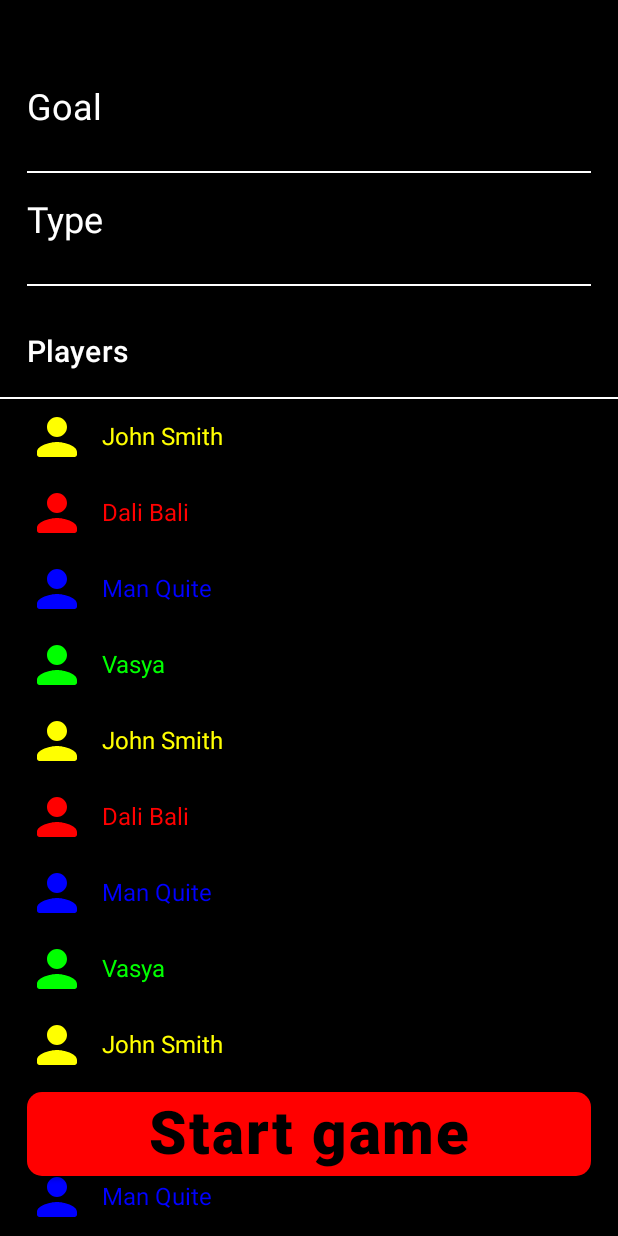
After one commit to Edmko/UNO-counter, an Android app built with Jetpack Compose: the composable GameSettingScreen shown on its own in the app's theme, on a phone screen of 412 x 824 dp. The commit adds this screen. Run offline under Robolectric (Android 15) with nearby library versions, the phone set to English and light mode, and no system bars; our stand-ins replace Dagger/Hilt's generated code; 4 statements that could not run were skipped.

Commit message:
added splash and setting screens

```diff
--- /dev/null
+++ b/app/src/main/java/ua/edmko/unocounter/ui/GameSettingScreen.kt
@@ -0,0 +1,137 @@
+package ua.edmko.unocounter.ui
+
+import androidx.compose.foundation.layout.*
+import androidx.compose.foundation.lazy.LazyColumn
+import androidx.compose.foundation.lazy.itemsIndexed
+import androidx.compose.foundation.shape.RoundedCornerShape
+import androidx.compose.material.*
+import androidx.compose.material.ButtonDefaults.buttonColors
+import androidx.compose.material.icons.Icons
+import androidx.compose.material.icons.rounded.Person
+import androidx.compose.runtime.*
+import androidx.compose.ui.Alignment
+import androidx.compose.ui.Modifier
+import androidx.compose.ui.graphics.Color
+import androidx.compose.ui.res.stringResource
+import androidx.compose.ui.text.font.FontWeight
+import androidx.compose.ui.text.style.TextAlign
+import androidx.compose.ui.tooling.preview.Preview
+import androidx.compose.ui.unit.dp
+import androidx.compose.ui.unit.sp
+import ua.edmko.unocounter.R
+import ua.edmko.unocounter.ui.theme.UNOcounterTheme
+import ua.edmko.unocounter.ui.theme.baseDimension
+
+@Composable
+fun GameSettingScreen(viewModel: GameSettingViewModel) {
+    UNOcounterTheme() {
+        Box(Modifier.fillMaxSize()) {
+            Column(
+                Modifier
+                    .padding(0.dp, 40.dp, 0.dp, 0.dp)
+                    .fillMaxSize(),
+            ) {
+                TextFieldWithDivider(stringResource(R.string.goal))
+                TextFieldWithDivider(stringResource(R.string.type))
+                Text(
+                    style = MaterialTheme.typography.h6,
+                    color = Color.White,
+                    text = stringResource(R.string.players),
+                    modifier = Modifier.padding(baseDimension, 32.dp, baseDimension, 18.dp)
+                )
+                Divider(color = Color.White)
+                Box(Modifier.weight(1f)) {
+                    LazyColumn(
+                        Modifier
+                            .fillMaxSize()
+                            .padding(baseDimension, 0.dp, baseDimension, 0.dp),
+                        contentPadding = PaddingValues(bottom = 110.dp)
+                    ) {
+                        itemsIndexed(players) { index, player ->
+                            val color = when (index % 4) {
+                                0 -> Color.Yellow
+                                1 -> Color.Red
+                                2 -> Color.Blue
+                                else -> Color.Green
+                            }
+                            PlayerItem(player = player, color)
+                        }
+                    }
+                }
+            }
+            Button(
+                onClick = {},
+                shape = RoundedCornerShape(10.dp),
+                modifier = Modifier
+                    .padding(baseDimension, 0.dp, baseDimension, 40.dp)
+                    .fillMaxWidth()
+                    .height(56.dp)
+                    .align(Alignment.BottomCenter),
+                colors = buttonColors(backgroundColor = Color.Red),
+                contentPadding = PaddingValues(0.dp)
+            ) {
+                Text(
+                    stringResource(R.string.start_game),
+                    color = Color.Black,
+                    fontSize = 40.sp,
+                    textAlign = TextAlign.Center,
+                    fontWeight = FontWeight.Black
+                )
+            }
+        }
+    }
+}
+
+@Preview
+@Composable
+fun PlayerItem(player: String = "John Smith", color: Color = Color.Red) {
+    Row(verticalAlignment = Alignment.CenterVertically) {
+        Icon(
+            Icons.Rounded.Person,
+            contentDescription = "Avatar",
+            modifier = Modifier
+                .padding(0.dp, 5.dp, 10.dp, 5.dp)
+                .size(40.dp),
+            tint = color
+        )
+        Text(
+            text = player,
+            style = MaterialTheme.typography.body1,
+            color = color
+        )
+    }
+}
+
+@Composable
+fun TextFieldWithDivider(initText: String) {
+    var text by remember { mutableStateOf(initText) }
+    Column() {
+        Text(
+            style = MaterialTheme.typography.h5,
+            color = Color.White,
+            text = initText,
+            modifier = Modifier.padding(baseDimension)
+        )
+        Divider(
+            Modifier
+                .fillMaxWidth()
+                .padding(baseDimension, 10.dp, baseDimension, 0.dp), color = Color.White
+        )
+    }
+
+}
+
+val players = listOf(
+    "John Smith",
+    "Dali Bali",
+    "Man Quite",
+    "Vasya",
+    "John Smith",
+    "Dali Bali",
+    "Man Quite",
+    "Vasya",
+    "John Smith",
+    "Dali Bali",
+    "Man Quite",
+    "Vasya"
+)
--- /dev/null
+++ b/app/src/main/java/ua/edmko/unocounter/ui/GameSettingViewModel.kt
@@ -0,0 +1,11 @@
+package ua.edmko.unocounter.ui
+
+import dagger.hilt.android.lifecycle.HiltViewModel
+import ua.edmko.unocounter.base.BaseViewModel
+import ua.edmko.unocounter.navigation.NavigationManager
+import javax.inject.Inject
+
+@HiltViewModel
+class GameSettingViewModel @Inject constructor(private val navigationManager: NavigationManager): BaseViewModel(navigationManager) {
+
+}
```
Also changed, not shown: app/src/main/java/ua/edmko/unocounter/MainActivity.kt (+73 -15 lines), app/src/main/java/ua/edmko/unocounter/MainViewModel.kt (added, +21 -0 lines).
